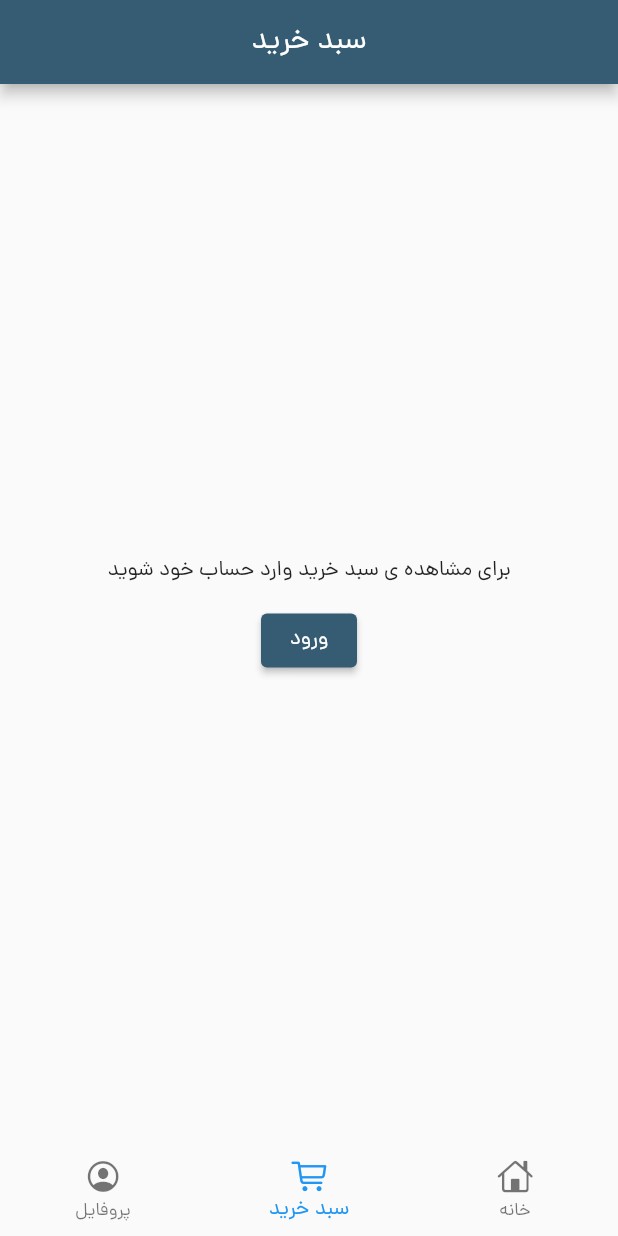
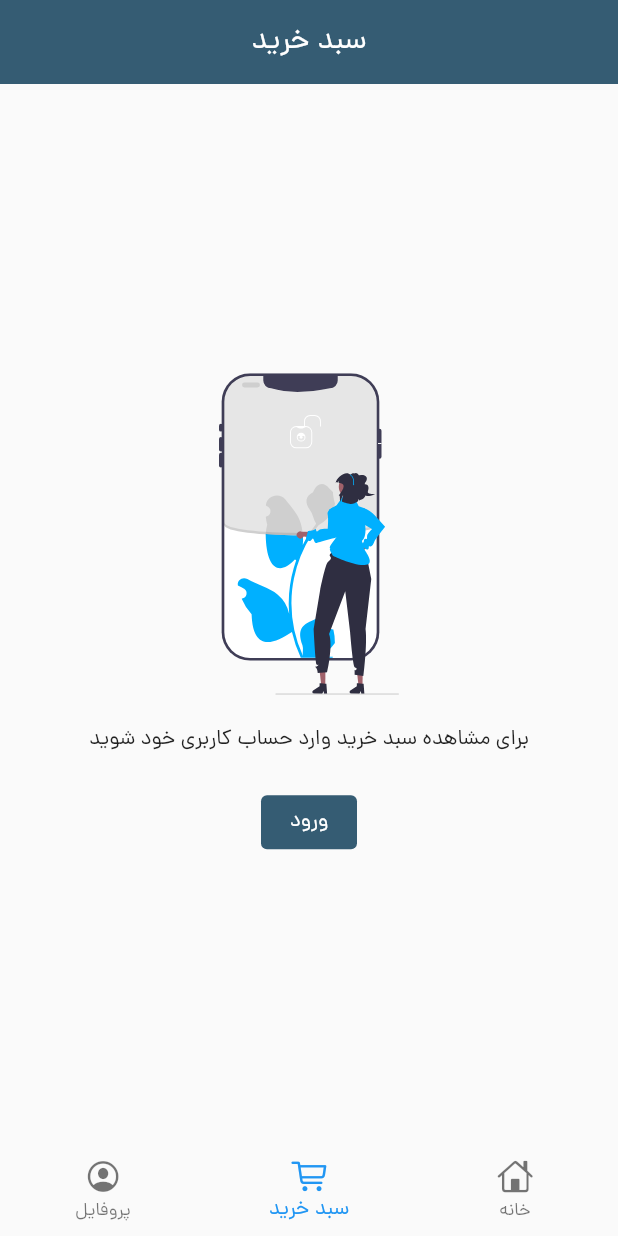
Before and after one commit to sahmohseni/nike_store_flutter, a Flutter app: the screen it shows after launch, item 2 of the bottom bar chosen, on a phone screen of 412 x 824 dp. Run offline on Flutter 3.47's test engine with Material 2 defaults, Android fonts, the phone set to English and light mode, and no system bars; our stand-ins replace bloc, cached_network_image, dio, equatable, flutter_bloc, flutter_svg and 4 more; missing offline and left inert: dart:ffi.

Commit message:
empty_auth and empty_cart was implemented

```diff
--- a/nike_store/lib/src/presentation/ui/cart/bloc/cart_bloc.dart
+++ b/nike_store/lib/src/presentation/ui/cart/bloc/cart_bloc.dart
@@ -25,6 +25,10 @@ class CartBloc extends Bloc<CartEvent, CartState> {
                 .resolve<CartRepository>()
                 .getAllCartItem();
             emit(CartSuccess(cartResponse: result));
+            final successState = (state as CartSuccess);
+            if (successState.cartResponse.cartItem.isEmpty) {
+              emit(CartEmpty());
+            }
           } catch (e) {
             emit(
                 CartError(errorMessage: 'در نمایش سبدخرید مشکلی پیش آمده است'));
--- a/nike_store/lib/src/presentation/ui/cart/cart.dart
+++ b/nike_store/lib/src/presentation/ui/cart/cart.dart
@@ -1,6 +1,7 @@
 import 'package:flutter/cupertino.dart';
 import 'package:flutter/material.dart';
 import 'package:flutter_bloc/flutter_bloc.dart';
+import 'package:flutter_svg/flutter_svg.dart';
 import 'package:kiwi/kiwi.dart';
 import 'package:nike_store/src/domain/model/auth/auth_info.dart';
 import 'package:nike_store/src/domain/repository/auth/auth_repository.dart';
@@ -9,6 +10,7 @@ import 'package:nike_store/src/presentation/ui/auth/auth.dart';
 import 'package:nike_store/src/presentation/ui/cart/bloc/cart_bloc.dart';
 import 'package:nike_store/src/presentation/ui/home/home.dart';
 import 'package:nike_store/src/presentation/widgets/app_exception.dart';
+import 'package:nike_store/src/presentation/widgets/empty_view.dart';
 import 'package:nike_store/src/presentation/widgets/utils.dart';
 import 'package:nike_store/theme.dart';
 
@@ -40,6 +42,7 @@ class _CartScreenState extends State<CartScreen> {
   Widget build(BuildContext context) {
     return Scaffold(
       appBar: AppBar(
+        elevation: 0,
         backgroundColor: LightTheme.primaryColor,
         centerTitle: true,
         title: const Text(
@@ -198,19 +201,12 @@ class _CartScreenState extends State<CartScreen> {
               );
             } else if (state is CartAuthRequired) {
               return Center(
-                child: Column(
-                  mainAxisAlignment: MainAxisAlignment.center,
-                  crossAxisAlignment: CrossAxisAlignment.center,
-                  children: [
-                    const Text(
-                      'برای مشاهده ی سبد خرید وارد حساب خود شوید',
-                      style: TextStyle(fontFamily: 'dana'),
-                    ),
-                    const SizedBox(
-                      height: 12,
-                    ),
-                    ElevatedButton(
+                child: EmptyView(
+                    message:
+                        Text('برای مشاهده سبد خرید وارد حساب کاربری خود شوید'),
+                    callToAction: ElevatedButton(
                         style: ButtonStyle(
+                            elevation: MaterialStateProperty.all(0),
                             backgroundColor: MaterialStateProperty.all(
                                 LightTheme.primaryColor)),
                         onPressed: () {
@@ -222,9 +218,47 @@ class _CartScreenState extends State<CartScreen> {
                           'ورود',
                           style: TextStyle(
                               fontFamily: 'dana', color: Colors.white),
-                        ))
-                  ],
-                ),
+                        )),
+                    image: SvgPicture.asset(
+                      'assets/images/auth_required.svg',
+                      width: 120,
+                    )),
+                // child: Column(
+                //   mainAxisAlignment: MainAxisAlignment.center,
+                //   crossAxisAlignment: CrossAxisAlignment.center,
+                //   children: [
+                //     const Text(
+                //       'برای مشاهده ی سبد خرید وارد حساب خود شوید',
+                //       style: TextStyle(fontFamily: 'dana'),
+                //     ),
+                //     const SizedBox(
+                //       height: 12,
+                //     ),
+                //     ElevatedButton(
+                //         style: ButtonStyle(
+                //             backgroundColor: MaterialStateProperty.all(
+                //                 LightTheme.primaryColor)),
+                //         onPressed: () {
+                //           Navigator.of(context).push(MaterialPageRoute(
+                //             builder: (context) => AuthScreen(),
+                //           ));
+                //         },
+                //         child: const Text(
+                //           'ورود',
+                //           style: TextStyle(
+                //               fontFamily: 'dana', color: Colors.white),
+                //         ))
+                //   ],
+                // ),
+              );
+            } else if (state is CartEmpty) {
+              return Center(
+                child: EmptyView(
+                    message: const Text('سبد خرید شما خالی است'),
+                    image: SvgPicture.asset(
+                      'assets/images/empty_cart.svg',
+                      width: 150,
+                    )),
               );
             } else {
               throw AppException(errorMessage: 'خطا');
--- /dev/null
+++ b/nike_store/lib/src/presentation/widgets/empty_view.dart
@@ -0,0 +1,27 @@
+import 'package:flutter/cupertino.dart';
+import 'package:flutter/material.dart';
+
+class EmptyView extends StatelessWidget {
+  final Widget message;
+  final Widget? callToAction;
+  final Widget image;
+  EmptyView({required this.message, this.callToAction, required this.image});
+  @override
+  Widget build(BuildContext context) {
+    return Column(
+      mainAxisAlignment: MainAxisAlignment.center,
+      crossAxisAlignment: CrossAxisAlignment.center,
+      children: [
+        image,
+        const SizedBox(
+          height: 20,
+        ),
+        message,
+        const SizedBox(
+          height: 20,
+        ),
+        if (callToAction != null) callToAction!,
+      ],
+    );
+  }
+}
--- a/nike_store/pubspec.yaml
+++ b/nike_store/pubspec.yaml
@@ -42,6 +42,7 @@ dependencies:
   cached_network_image: ^3.2.3
   shared_preferences: ^2.1.0
   intl: ^0.18.1
+  flutter_svg: ^2.0.5
 
 dev_dependencies:
   flutter_test:
@@ -69,7 +70,7 @@ flutter:
 
   # To add assets to your application, add an assets section, like this:
   assets:
-    - assets/images/nike_logo.png
+    - assets/images/
   # An image asset can refer to one or more resolution-specific "variants", see
   # https://flutter.dev/assets-and-images/#resolution-aware
 
```
Also changed, not shown: nike_store/assets/images/auth_required.svg (added), nike_store/assets/images/empty_cart.svg (added), nike_store/assets/images/no_data.svg (added), nike_store/pubspec.lock.
